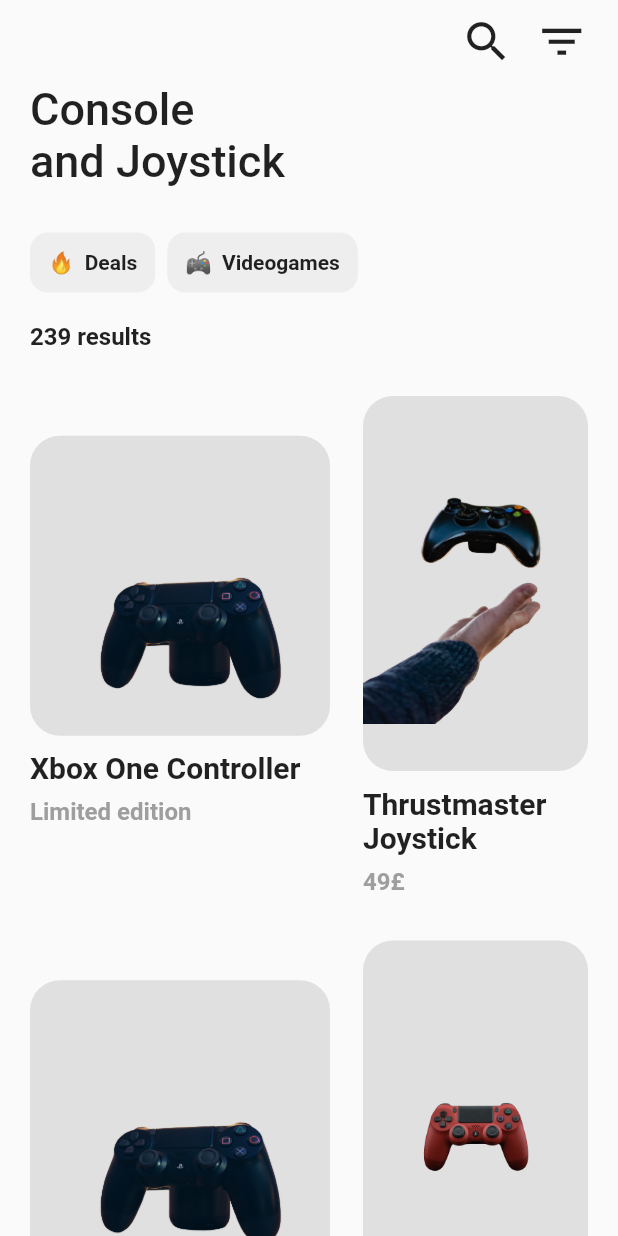
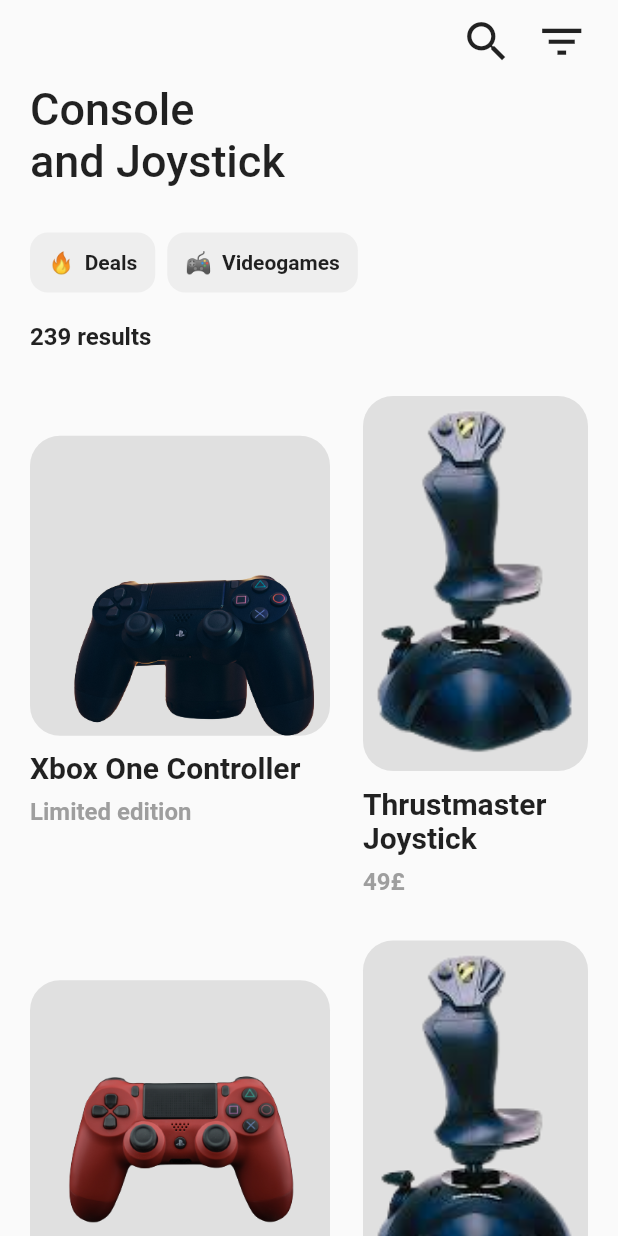
Before and after one commit to Ozurumba007/game_store_ui, a Flutter app: the ConsoleAndJoystick screen opened directly, on a phone screen of 412 x 824 dp. Run offline on Flutter 3.47's test engine with Material 2 defaults, Android fonts, the phone set to English and light mode, and no system bars.

Commit message:
changed the image of the fit in the hotdeals file \ changed the an image in the console and joystick.dart file

```diff
--- a/lib/component/hot_deals.dart
+++ b/lib/component/hot_deals.dart
@@ -33,6 +33,7 @@
                 borderRadius: BorderRadius.circular(20),
                 image: DecorationImage(
                   image: image,
+                  fit: BoxFit.cover,
                 ),
               ),
             ),
@@ -67,6 +68,7 @@
                 color: Colors.grey[300],
                 image: DecorationImage(
                   image: secondImage,
+                  fit: BoxFit.cover,
                 ),
               ),
             ),
--- a/lib/pages/console_and_joystick.dart
+++ b/lib/pages/console_and_joystick.dart
@@ -82,16 +82,16 @@
                   image: AssetImage('assets/playstation4.png'),
                   secondProductTitle: 'Thrustmaster\nJoystick',
                   secondProductPrice: '49£',
-                  secondImage: AssetImage('assets/xboxcontroller.png'),
+                  secondImage: AssetImage('assets/joystick.png'),
                 ),
                 const SizedBox(height: 10),
                 const HotDeals(
                   productTitle: 'Play4 Controller',
                   productPrice: 'Few pieces',
-                  image: AssetImage('assets/playstation4.png'),
+                  image: AssetImage('assets/play4controller.png'),
                   secondProductTitle: 'Thrustmaster\nJoystick',
                   secondProductPrice: '100£',
-                  secondImage: AssetImage('assets/play4controller.png'),
+                  secondImage: AssetImage('assets/joystick.png'),
                 ),
                 const SizedBox(height: 10),
                 const HotDeals(
```
